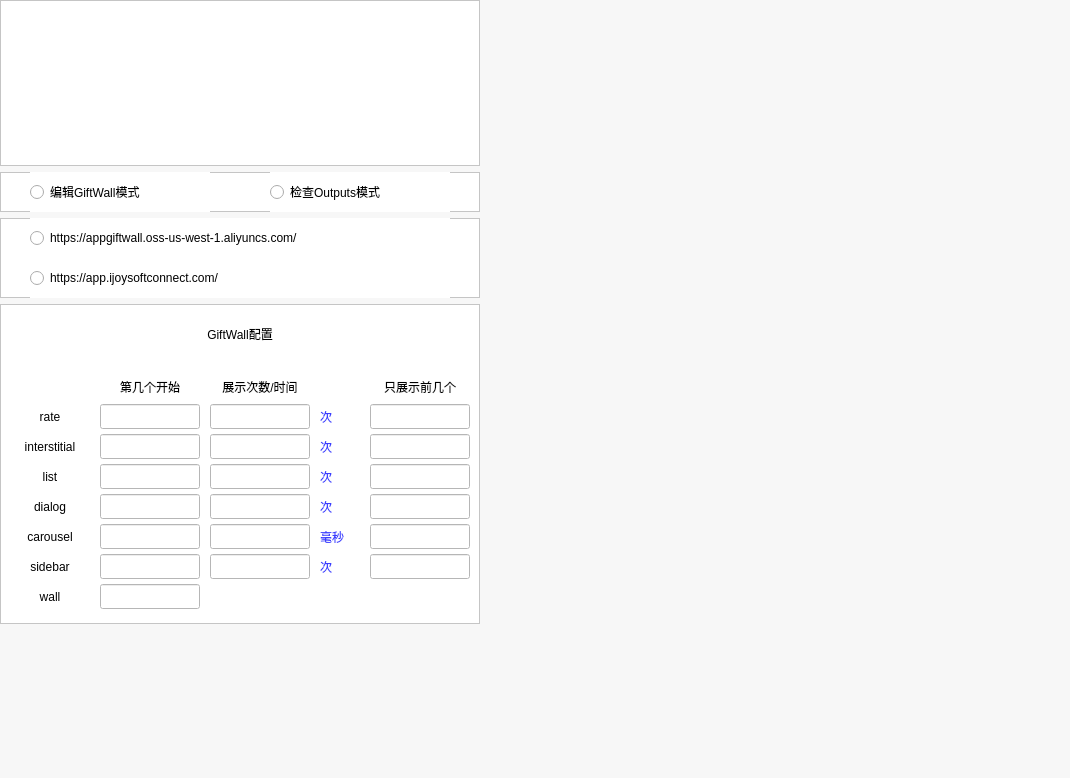
WanKaKa/IjsGiftWall, file app/edit_gift/gui/edit_gift_ui.ui: the form before one commit.
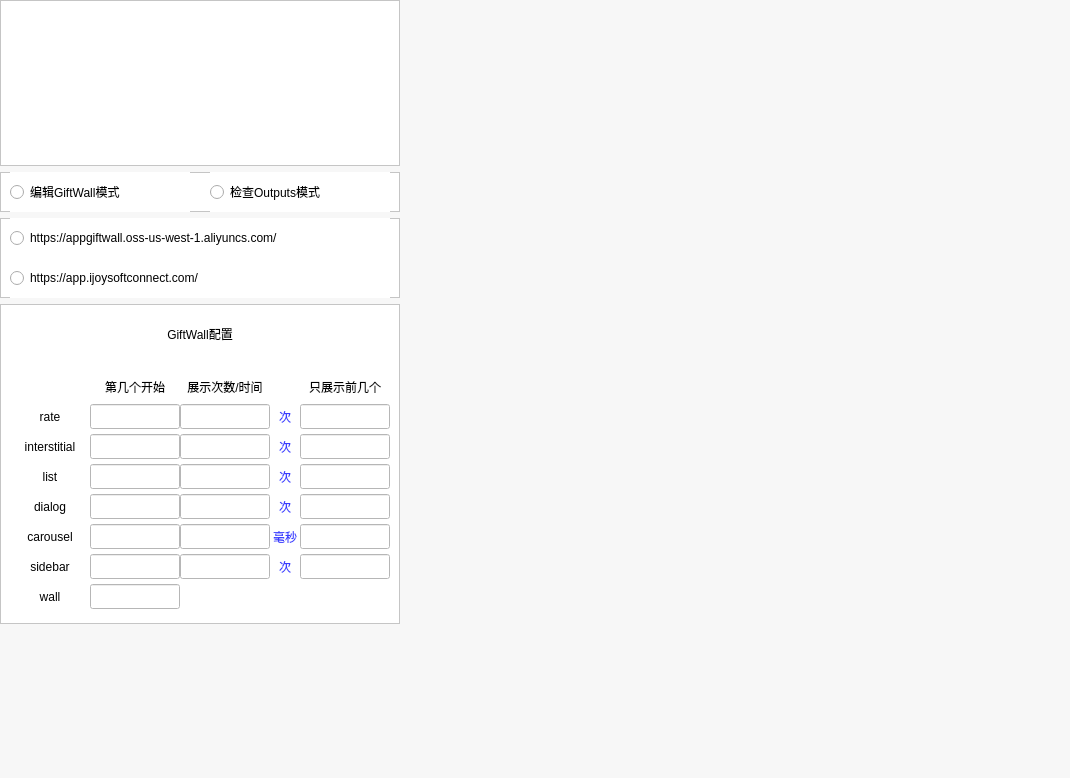
The form after the commit.

Diff of the .ui file:
```diff
--- a/app/edit_gift/gui/edit_gift_ui.ui
+++ b/app/edit_gift/gui/edit_gift_ui.ui
@@ -53,13 +53,13 @@
         <widget class="QFrame" name="frame_2">
          <property name="minimumSize">
           <size>
-           <width>480</width>
+           <width>400</width>
            <height>166</height>
           </size>
          </property>
          <property name="maximumSize">
           <size>
-           <width>480</width>
+           <width>400</width>
            <height>166</height>
           </size>
          </property>
@@ -75,7 +75,7 @@
          <widget class="QLabel" name="ijoysoft_icon">
           <property name="geometry">
            <rect>
-            <x>122</x>
+            <x>82</x>
             <y>20</y>
             <width>236</width>
             <height>125</height>
@@ -91,13 +91,13 @@
         <widget class="QFrame" name="mode_frame">
          <property name="minimumSize">
           <size>
-           <width>480</width>
+           <width>400</width>
            <height>40</height>
           </size>
          </property>
          <property name="maximumSize">
           <size>
-           <width>480</width>
+           <width>400</width>
            <height>40</height>
           </size>
          </property>
@@ -113,7 +113,7 @@
          <widget class="QRadioButton" name="edit_gift_wall_mode">
           <property name="geometry">
            <rect>
-            <x>30</x>
+            <x>10</x>
             <y>0</y>
             <width>180</width>
             <height>40</height>
@@ -130,7 +130,7 @@
          <widget class="QRadioButton" name="check_outputs_mode">
           <property name="geometry">
            <rect>
-            <x>270</x>
+            <x>210</x>
             <y>0</y>
             <width>180</width>
             <height>40</height>
@@ -150,13 +150,13 @@
         <widget class="QFrame" name="frame">
          <property name="minimumSize">
           <size>
-           <width>180</width>
+           <width>400</width>
            <height>80</height>
           </size>
          </property>
          <property name="maximumSize">
           <size>
-           <width>480</width>
+           <width>400</width>
            <height>80</height>
           </size>
          </property>
@@ -172,9 +172,9 @@
          <widget class="QRadioButton" name="server_url_1">
           <property name="geometry">
            <rect>
-            <x>30</x>
+            <x>10</x>
             <y>0</y>
-            <width>420</width>
+            <width>380</width>
             <height>40</height>
            </rect>
           </property>
@@ -189,9 +189,9 @@
          <widget class="QRadioButton" name="server_url_2">
           <property name="geometry">
            <rect>
-            <x>30</x>
+            <x>10</x>
             <y>40</y>
-            <width>420</width>
+            <width>380</width>
             <height>40</height>
            </rect>
           </property>
@@ -215,13 +215,13 @@
          </property>
          <property name="minimumSize">
           <size>
-           <width>480</width>
+           <width>400</width>
            <height>320</height>
           </size>
          </property>
          <property name="maximumSize">
           <size>
-           <width>480</width>
+           <width>400</width>
            <height>320</height>
           </size>
          </property>
@@ -237,9 +237,9 @@
          <widget class="QLineEdit" name="dialog_limit">
           <property name="geometry">
            <rect>
-            <x>370</x>
+            <x>300</x>
             <y>190</y>
-            <width>100</width>
+            <width>90</width>
             <height>25</height>
            </rect>
           </property>
@@ -255,9 +255,9 @@
          <widget class="QLabel" name="label_6">
           <property name="geometry">
            <rect>
-            <x>320</x>
+            <x>270</x>
             <y>160</y>
-            <width>40</width>
+            <width>30</width>
             <height>25</height>
            </rect>
           </property>
@@ -268,13 +268,16 @@
           <property name="text">
            <string>次</string>
           </property>
+          <property name="alignment">
+           <set>Qt::AlignCenter</set>
+          </property>
          </widget>
          <widget class="QLineEdit" name="list_limit">
           <property name="geometry">
            <rect>
-            <x>370</x>
+            <x>300</x>
             <y>160</y>
-            <width>100</width>
+            <width>90</width>
             <height>25</height>
            </rect>
           </property>
@@ -290,9 +293,9 @@
          <widget class="QLabel" name="label_5">
           <property name="geometry">
            <rect>
-            <x>320</x>
+            <x>270</x>
             <y>130</y>
-            <width>40</width>
+            <width>30</width>
             <height>25</height>
            </rect>
           </property>
@@ -303,6 +306,9 @@
           <property name="text">
            <string>次</string>
           </property>
+          <property name="alignment">
+           <set>Qt::AlignCenter</set>
+          </property>
          </widget>
          <widget class="QLabel" name="dialog_title">
           <property name="geometry">
@@ -327,9 +333,9 @@
          <widget class="QLineEdit" name="dialog_index">
           <property name="geometry">
            <rect>
-            <x>100</x>
+            <x>90</x>
             <y>190</y>
-            <width>100</width>
+            <width>90</width>
             <height>25</height>
            </rect>
           </property>
@@ -345,9 +351,9 @@
          <widget class="QLineEdit" name="interstitial_index">
           <property name="geometry">
            <rect>
-            <x>100</x>
+            <x>90</x>
             <y>130</y>
-            <width>100</width>
+            <width>90</width>
             <height>25</height>
            </rect>
           </property>
@@ -363,9 +369,9 @@
          <widget class="QLineEdit" name="sidebar_count">
           <property name="geometry">
            <rect>
-            <x>210</x>
+            <x>180</x>
             <y>250</y>
-            <width>100</width>
+            <width>90</width>
             <height>25</height>
            </rect>
           </property>
@@ -381,9 +387,9 @@
          <widget class="QLabel" name="label_3">
           <property name="geometry">
            <rect>
-            <x>370</x>
+            <x>300</x>
             <y>70</y>
-            <width>100</width>
+            <width>90</width>
             <height>25</height>
            </rect>
           </property>
@@ -401,9 +407,9 @@
          <widget class="QLabel" name="label">
           <property name="geometry">
            <rect>
-            <x>100</x>
+            <x>90</x>
             <y>70</y>
-            <width>100</width>
+            <width>90</width>
             <height>25</height>
            </rect>
           </property>
@@ -421,9 +427,9 @@
          <widget class="QLabel" name="label_7">
           <property name="geometry">
            <rect>
-            <x>320</x>
+            <x>270</x>
             <y>190</y>
-            <width>40</width>
+            <width>30</width>
             <height>25</height>
            </rect>
           </property>
@@ -434,13 +440,16 @@
           <property name="text">
            <string>次</string>
           </property>
+          <property name="alignment">
+           <set>Qt::AlignCenter</set>
+          </property>
          </widget>
          <widget class="QLineEdit" name="sidebar_limit">
           <property name="geometry">
            <rect>
-            <x>370</x>
+            <x>300</x>
             <y>250</y>
-            <width>100</width>
+            <width>90</width>
             <height>25</height>
            </rect>
           </property>
@@ -476,9 +485,9 @@
          <widget class="QLabel" name="label_2">
           <property name="geometry">
            <rect>
-            <x>210</x>
+            <x>180</x>
             <y>70</y>
-            <width>100</width>
+            <width>90</width>
             <height>25</height>
            </rect>
           </property>
@@ -496,9 +505,9 @@
          <widget class="QLabel" name="label_8">
           <property name="geometry">
            <rect>
-            <x>320</x>
+            <x>270</x>
             <y>220</y>
-            <width>40</width>
+            <width>30</width>
             <height>25</height>
            </rect>
           </property>
@@ -509,13 +518,16 @@
           <property name="text">
            <string>毫秒</string>
           </property>
+          <property name="alignment">
+           <set>Qt::AlignCenter</set>
+          </property>
          </widget>
          <widget class="QLineEdit" name="interstitial_count">
           <property name="geometry">
            <rect>
-            <x>210</x>
+            <x>180</x>
             <y>130</y>
-            <width>100</width>
+            <width>90</width>
             <height>25</height>
            </rect>
           </property>
@@ -531,9 +543,9 @@
          <widget class="QLineEdit" name="rate_count">
           <property name="geometry">
            <rect>
-            <x>210</x>
+            <x>180</x>
             <y>100</y>
-            <width>100</width>
+            <width>90</width>
             <height>25</height>
            </rect>
           </property>
@@ -549,9 +561,9 @@
          <widget class="QLineEdit" name="list_count">
           <property name="geometry">
            <rect>
-            <x>210</x>
+            <x>180</x>
             <y>160</y>
-            <width>100</width>
+            <width>90</width>
             <height>25</height>
            </rect>
           </property>
@@ -587,9 +599,9 @@
          <widget class="QLineEdit" name="carousel_count">
           <property name="geometry">
            <rect>
-            <x>210</x>
+            <x>180</x>
             <y>220</y>
-            <width>100</width>
+            <width>90</width>
             <height>25</height>
            </rect>
           </property>
@@ -605,9 +617,9 @@
          <widget class="QLineEdit" name="rate_index">
           <property name="geometry">
            <rect>
-            <x>100</x>
+            <x>90</x>
             <y>100</y>
-            <width>100</width>
+            <width>90</width>
             <height>25</height>
            </rect>
           </property>
@@ -643,9 +655,9 @@
          <widget class="QLineEdit" name="wall_index">
           <property name="geometry">
            <rect>
-            <x>100</x>
+            <x>90</x>
             <y>280</y>
-            <width>100</width>
+            <width>90</width>
             <height>25</height>
            </rect>
           </property>
@@ -661,9 +673,9 @@
          <widget class="QLineEdit" name="dialog_count">
           <property name="geometry">
            <rect>
-            <x>210</x>
+            <x>180</x>
             <y>190</y>
-            <width>100</width>
+            <width>90</width>
             <height>25</height>
            </rect>
           </property>
@@ -679,9 +691,9 @@
          <widget class="QLabel" name="label_9">
           <property name="geometry">
            <rect>
-            <x>320</x>
+            <x>270</x>
             <y>250</y>
-            <width>40</width>
+            <width>30</width>
             <height>25</height>
            </rect>
           </property>
@@ -692,13 +704,16 @@
           <property name="text">
            <string>次</string>
           </property>
+          <property name="alignment">
+           <set>Qt::AlignCenter</set>
+          </property>
          </widget>
          <widget class="QLineEdit" name="rate_limit">
           <property name="geometry">
            <rect>
-            <x>370</x>
+            <x>300</x>
             <y>100</y>
-            <width>100</width>
+            <width>90</width>
             <height>25</height>
            </rect>
           </property>
@@ -714,9 +729,9 @@
          <widget class="QLineEdit" name="list_index">
           <property name="geometry">
            <rect>
-            <x>100</x>
+            <x>90</x>
             <y>160</y>
-            <width>100</width>
+            <width>90</width>
             <height>25</height>
            </rect>
           </property>
@@ -752,9 +767,9 @@
          <widget class="QLabel" name="label_4">
           <property name="geometry">
            <rect>
-            <x>320</x>
+            <x>270</x>
             <y>100</y>
-            <width>40</width>
+            <width>30</width>
             <height>25</height>
            </rect>
           </property>
@@ -765,6 +780,9 @@
           <property name="text">
            <string>次</string>
           </property>
+          <property name="alignment">
+           <set>Qt::AlignCenter</set>
+          </property>
          </widget>
          <widget class="QLabel" name="rate_title">
           <property name="geometry">
@@ -789,9 +807,9 @@
          <widget class="QLineEdit" name="carousel_index">
           <property name="geometry">
            <rect>
-            <x>100</x>
+            <x>90</x>
             <y>220</y>
-            <width>100</width>
+            <width>90</width>
             <height>25</height>
            </rect>
           </property>
@@ -827,9 +845,9 @@
          <widget class="QLineEdit" name="sidebar_index">
           <property name="geometry">
            <rect>
-            <x>100</x>
+            <x>90</x>
             <y>250</y>
-            <width>100</width>
+            <width>90</width>
             <height>25</height>
            </rect>
           </property>
@@ -845,9 +863,9 @@
          <widget class="QLineEdit" name="carousel_limit">
           <property name="geometry">
            <rect>
-            <x>370</x>
+            <x>300</x>
             <y>220</y>
-            <width>100</width>
+            <width>90</width>
             <height>25</height>
            </rect>
           </property>
@@ -863,9 +881,9 @@
          <widget class="QLineEdit" name="interstitial_limit">
           <property name="geometry">
            <rect>
-            <x>370</x>
+            <x>300</x>
             <y>130</y>
-            <width>100</width>
+            <width>90</width>
             <height>25</height>
            </rect>
           </property>
@@ -883,7 +901,7 @@
            <rect>
             <x>10</x>
             <y>10</y>
-            <width>460</width>
+            <width>380</width>
             <height>40</height>
            </rect>
           </property>
```
Left out of the diff: 22 changed lines with no effect on the pictures.
